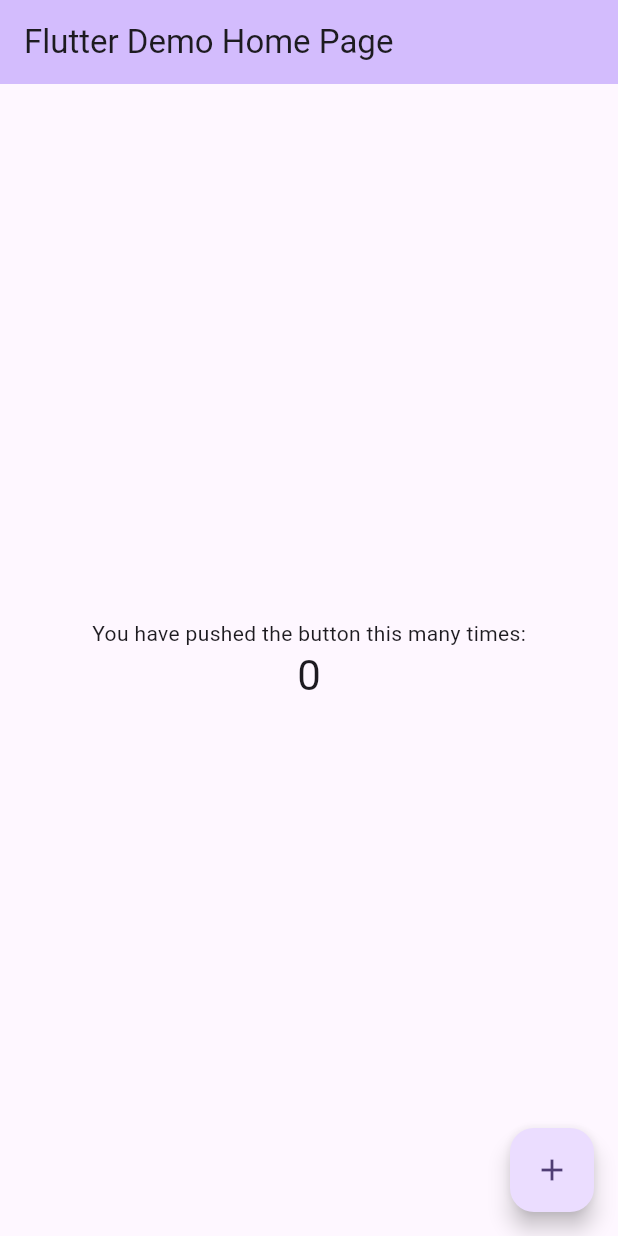
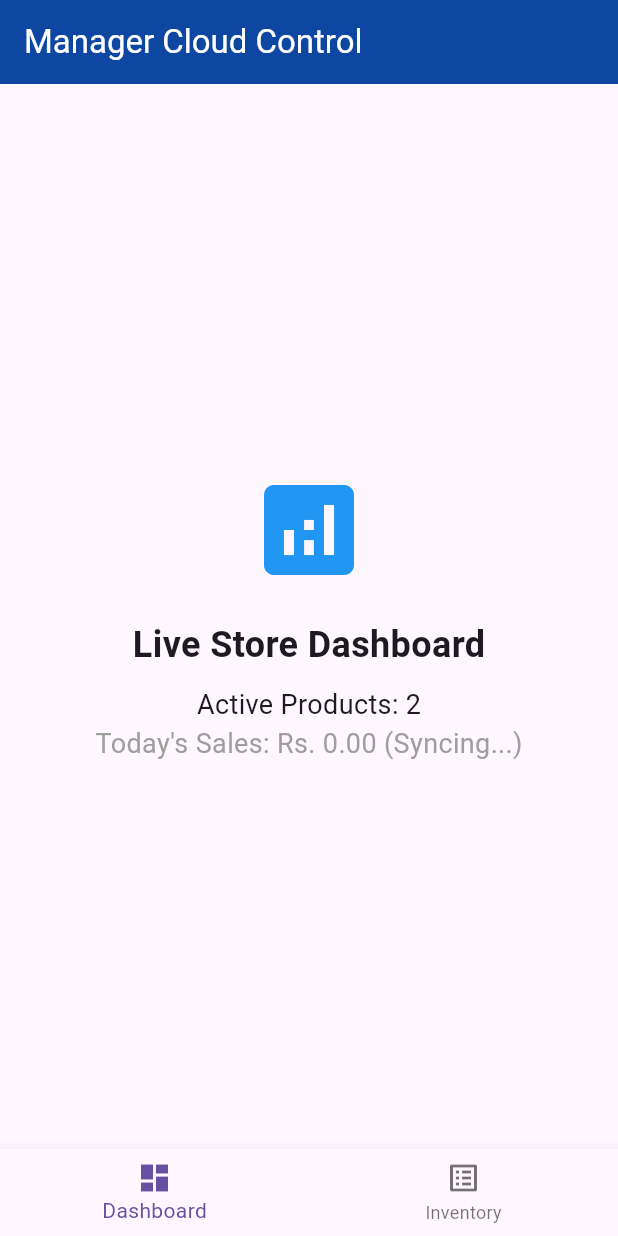
Before and after one commit to Pathum-Chamod/Food-city-pos-system, a Flutter app: the screen it shows after launch, on a phone screen of 412 x 824 dp. Run offline on Flutter 3.47's test engine with Material 3 defaults, Android fonts, the phone set to English and light mode, and no system bars; our stand-ins replace connectivity_plus, sqflite_common_ffi; accounts and stored records are empty.

Commit message:
Add admin home screen with product listing and price update functionality using Provider for state management.

```diff
--- a/apps/admin_app/lib/main.dart
+++ b/apps/admin_app/lib/main.dart
@@ -1,122 +1,31 @@
 import 'package:flutter/material.dart';
+import 'package:provider/provider.dart';
+import 'providers/admin_provider.dart';
+import 'screens/admin_home.dart';
 
 void main() {
-  runApp(const MyApp());
+  runApp(
+    MultiProvider(
+      providers: [
+        ChangeNotifierProvider(create: (_) => AdminProvider()),
+      ],
+      child: const AdminApp(),
+    ),
+  );
 }
 
-class MyApp extends StatelessWidget {
-  const MyApp({super.key});
+class AdminApp extends StatelessWidget {
+  const AdminApp({super.key});
 
-  // This widget is the root of your application.
   @override
   Widget build(BuildContext context) {
     return MaterialApp(
-      title: 'Flutter Demo',
+      title: 'Store Admin',
+      debugShowCheckedModeBanner: false,
       theme: ThemeData(
-        // This is the theme of your application.
-        //
-        // TRY THIS: Try running your application with "flutter run". You'll see
-        // the application has a purple toolbar. Then, without quitting the app,
-        // try changing the seedColor in the colorScheme below to Colors.green
-        // and then invoke "hot reload" (save your changes or press the "hot
-        // reload" button in a Flutter-supported IDE, or press "r" if you used
-        // the command line to start the app).
-        //
-        // Notice that the counter didn't reset back to zero; the application
-        // state is not lost during the reload. To reset the state, use hot
-        // restart instead.
-        //
-        // This works for code too, not just values: Most code changes can be
-        // tested with just a hot reload.
-        colorScheme: ColorScheme.fromSeed(seedColor: Colors.deepPurple),
+        primarySwatch: Colors.blue,
       ),
-      home: const MyHomePage(title: 'Flutter Demo Home Page'),
+      home: const AdminHome(),
     );
   }
 }
-
-class MyHomePage extends StatefulWidget {
-  const MyHomePage({super.key, required this.title});
-
-  // This widget is the home page of your application. It is stateful, meaning
-  // that it has a State object (defined below) that contains fields that affect
-  // how it looks.
-
-  // This class is the configuration for the state. It holds the values (in this
-  // case the title) provided by the parent (in this case the App widget) and
-  // used by the build method of the State. Fields in a Widget subclass are
-  // always marked "final".
-
-  final String title;
-
-  @override
-  State<MyHomePage> createState() => _MyHomePageState();
-}
-
-class _MyHomePageState extends State<MyHomePage> {
-  int _counter = 0;
-
-  void _incrementCounter() {
-    setState(() {
-      // This call to setState tells the Flutter framework that something has
-      // changed in this State, which causes it to rerun the build method below
-      // so that the display can reflect the updated values. If we changed
-      // _counter without calling setState(), then the build method would not be
-      // called again, and so nothing would appear to happen.
-      _counter++;
-    });
-  }
-
-  @override
-  Widget build(BuildContext context) {
-    // This method is rerun every time setState is called, for instance as done
-    // by the _incrementCounter method above.
-    //
-    // The Flutter framework has been optimized to make rerunning build methods
-    // fast, so that you can just rebuild anything that needs updating rather
-    // than having to individually change instances of widgets.
-    return Scaffold(
-      appBar: AppBar(
-        // TRY THIS: Try changing the color here to a specific color (to
-        // Colors.amber, perhaps?) and trigger a hot reload to see the AppBar
-        // change color while the other colors stay the same.
-        backgroundColor: Theme.of(context).colorScheme.inversePrimary,
-        // Here we take the value from the MyHomePage object that was created by
-        // the App.build method, and use it to set our appbar title.
-        title: Text(widget.title),
-      ),
-      body: Center(
-        // Center is a layout widget. It takes a single child and positions it
-        // in the middle of the parent.
-        child: Column(
-          // Column is also a layout widget. It takes a list of children and
-          // arranges them vertically. By default, it sizes itself to fit its
-          // children horizontally, and tries to be as tall as its parent.
-          //
-          // Column has various properties to control how it sizes itself and
-          // how it positions its children. Here we use mainAxisAlignment to
-          // center the children vertically; the main axis here is the vertical
-          // axis because Columns are vertical (the cross axis would be
-          // horizontal).
-          //
-          // TRY THIS: Invoke "debug painting" (choose the "Toggle Debug Paint"
-          // action in the IDE, or press "p" in the console), to see the
-          // wireframe for each widget.
-          mainAxisAlignment: MainAxisAlignment.center,
-          children: <Widget>[
-            const Text('You have pushed the button this many times:'),
-            Text(
-              '$_counter',
-              style: Theme.of(context).textTheme.headlineMedium,
-            ),
-          ],
-        ),
-      ),
-      floatingActionButton: FloatingActionButton(
-        onPressed: _incrementCounter,
-        tooltip: 'Increment',
-        child: const Icon(Icons.add),
-      ), // This trailing comma makes auto-formatting nicer for build methods.
-    );
-  }
-}
--- /dev/null
+++ b/apps/admin_app/lib/providers/admin_provider.dart
@@ -0,0 +1,49 @@
+import 'package:flutter/material.dart';
+import 'package:shared/shared.dart';
+
+class AdminProvider with ChangeNotifier {
+  List<Product> _products = [];
+  bool _isLoading = false;
+
+  List<Product> get products => _products;
+  bool get isLoading => _isLoading;
+
+  // Mocking the initial fetch from your future Spaceship API
+  Future<void> fetchProducts() async {
+    _isLoading = true;
+    notifyListeners();
+
+    await Future.delayed(const Duration(seconds: 1)); // Simulate network delay
+
+    _products = [
+      Product(barcode: '4791044000123', name: 'Munchee Super Cream Cracker 500g', price: 450.0, stock: 100, updatedAt: DateTime.now().toIso8601String()),
+      Product(barcode: '4792011001234', name: 'Anchor Milk Powder 400g', price: 1100.0, stock: 50, updatedAt: DateTime.now().toIso8601String()),
+    ];
+
+    _isLoading = false;
+    notifyListeners();
+  }
+
+  // Mocking the update push to your future Spaceship API
+  Future<bool> updateProductPrice(String barcode, double newPrice) async {
+    final index = _products.indexWhere((p) => p.barcode == barcode);
+    if (index >= 0) {
+      // 1. We will eventually send this to the API via http.put
+      await Future.delayed(const Duration(milliseconds: 500));
+
+      // 2. Update the local memory state
+      final oldProduct = _products[index];
+      _products[index] = Product(
+        id: oldProduct.id,
+        barcode: oldProduct.barcode,
+        name: oldProduct.name,
+        price: newPrice,
+        stock: oldProduct.stock,
+        updatedAt: DateTime.now().toIso8601String(),
+      );
+      notifyListeners();
+      return true;
+    }
+    return false;
+  }
+}
--- /dev/null
+++ b/apps/admin_app/lib/screens/admin_home.dart
@@ -0,0 +1,122 @@
+import 'package:flutter/material.dart';
+import 'package:provider/provider.dart';
+import '../providers/admin_provider.dart';
+
+class AdminHome extends StatefulWidget {
+  const AdminHome({super.key});
+
+  @override
+  State<AdminHome> createState() => _AdminHomeState();
+}
+
+class _AdminHomeState extends State<AdminHome> {
+  int _currentIndex = 0;
+
+  @override
+  void initState() {
+    super.initState();
+    // Fetch products from the "cloud" when the app opens
+    WidgetsBinding.instance.addPostFrameCallback((_) {
+      context.read<AdminProvider>().fetchProducts();
+    });
+  }
+
+  void _showEditPriceDialog(BuildContext context, String barcode, String name, double currentPrice) {
+    final priceController = TextEditingController(text: currentPrice.toString());
+
+    showDialog(
+      context: context,
+      builder: (dialogContext) => AlertDialog(
+        title: Text('Update Price\n$name'),
+        content: TextField(
+          controller: priceController,
+          keyboardType: const TextInputType.numberWithOptions(decimal: true),
+          decoration: const InputDecoration(
+            border: OutlineInputBorder(),
+            labelText: 'New Price (Rs.)',
+          ),
+        ),
+        actions: [
+          TextButton(
+            onPressed: () => Navigator.pop(dialogContext),
+            child: const Text('Cancel'),
+          ),
+          ElevatedButton(
+            onPressed: () async {
+              final newPrice = double.tryParse(priceController.text);
+              if (newPrice != null) {
+                final success = await context.read<AdminProvider>().updateProductPrice(barcode, newPrice);
+                if (success && dialogContext.mounted) {
+                  Navigator.pop(dialogContext);
+                  ScaffoldMessenger.of(context).showSnackBar(
+                    const SnackBar(content: Text('Price updated in Cloud!'), backgroundColor: Colors.green),
+                  );
+                }
+              }
+            },
+            child: const Text('Push Update'),
+          ),
+        ],
+      ),
+    );
+  }
+
+  @override
+  Widget build(BuildContext context) {
+    final provider = context.watch<AdminProvider>();
+
+    final List<Widget> pages = [
+      // PAGE 1: Dashboard
+      Center(
+        child: Column(
+          mainAxisAlignment: MainAxisAlignment.center,
+          children: [
+            const Icon(Icons.analytics, size: 80, color: Colors.blue),
+            const SizedBox(height: 20),
+            const Text('Live Store Dashboard', style: TextStyle(fontSize: 24, fontWeight: FontWeight.bold)),
+            const SizedBox(height: 10),
+            Text('Active Products: ${provider.products.length}', style: const TextStyle(fontSize: 18)),
+            const Text('Today\'s Sales: Rs. 0.00 (Syncing...)', style: TextStyle(fontSize: 18, color: Colors.grey)),
+          ],
+        ),
+      ),
+
+      // PAGE 2: Inventory List
+      provider.isLoading
+          ? const Center(child: CircularProgressIndicator())
+          : ListView.builder(
+              itemCount: provider.products.length,
+              itemBuilder: (context, index) {
+                final product = provider.products[index];
+                return Card(
+                  margin: const EdgeInsets.symmetric(horizontal: 10, vertical: 5),
+                  child: ListTile(
+                    leading: const CircleAvatar(child: Icon(Icons.inventory)),
+                    title: Text(product.name, style: const TextStyle(fontWeight: FontWeight.bold)),
+                    subtitle: Text('Stock: ${product.stock}  |  Barcode: ${product.barcode}'),
+                    trailing: Text('Rs. ${product.price.toStringAsFixed(2)}', style: const TextStyle(color: Colors.green, fontSize: 16, fontWeight: FontWeight.bold)),
+                    onTap: () => _showEditPriceDialog(context, product.barcode, product.name, product.price),
+                  ),
+                );
+              },
+            ),
+    ];
+
+    return Scaffold(
+      appBar: AppBar(
+        title: const Text('Manager Cloud Control'),
+        backgroundColor: Colors.blue[900],
+        foregroundColor: Colors.white,
+      ),
+      body: pages[_currentIndex],
+      bottomNavigationBar: BottomNavigationBar(
+        currentIndex: _currentIndex,
+        onTap: (index) => setState(() => _currentIndex = index),
+        items: const [
+          BottomNavigationBarItem(icon: Icon(Icons.dashboard), label: 'Dashboard'),
+          BottomNavigationBarItem(icon: Icon(Icons.list_alt), label: 'Inventory'),
+        ],
+      ),
+    );
+  }
+}
--- a/apps/admin_app/pubspec.yaml
+++ b/apps/admin_app/pubspec.yaml
@@ -36,6 +36,8 @@ dependencies:
   # The following adds the Cupertino Icons font to your application.
   # Use with the CupertinoIcons class for iOS style icons.
   cupertino_icons: ^1.0.8
+  provider: ^6.1.5+1
+  http: ^1.6.0
 
 dev_dependencies:
   flutter_test:
```
Also changed, not shown: apps/admin_app/pubspec.lock, 1 other file.
